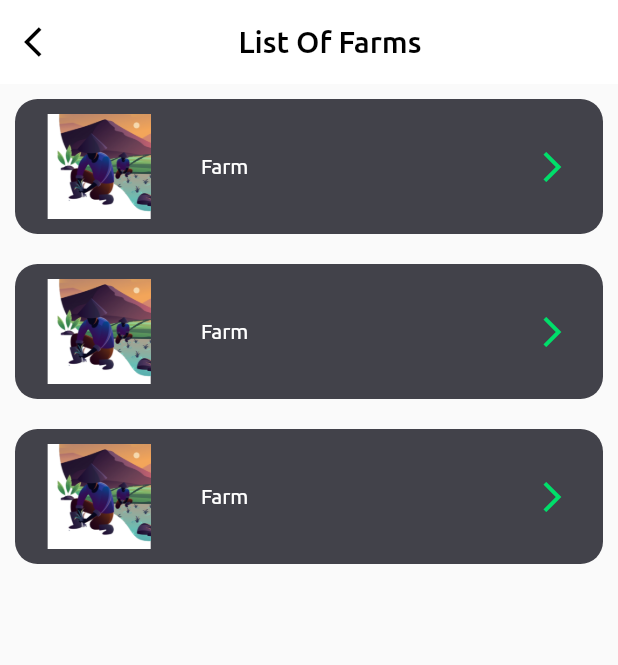
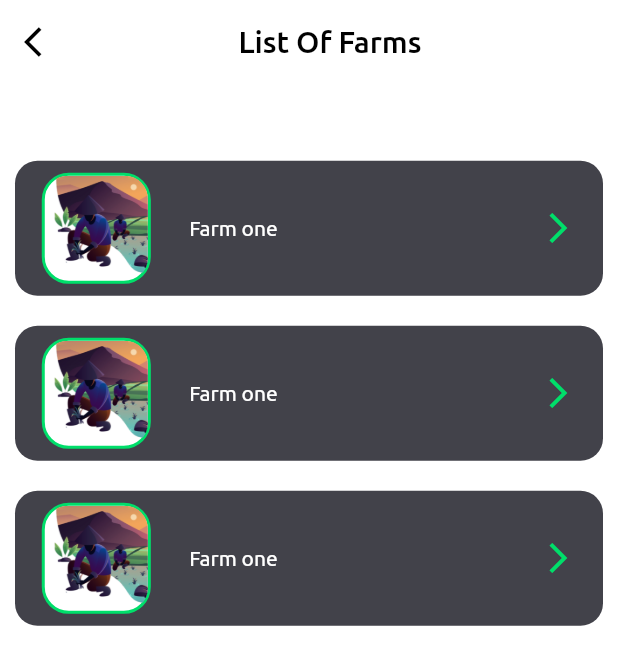
Before and after one commit to HudaOmer/Coepsense_VujaDE, a Flutter app: the screen it shows after launch, on a phone screen of 412 x 824 dp. Shown: the top 665 px of the screen. Run offline on Flutter 3.47's test engine with Material 2 defaults, Android fonts, the phone set to English and light mode, and no system bars; our stand-ins replace fl_chart, flutter_riverpod, shared_preferences; project files that could hold a hidden picture were left out.

Commit message:
Edit Tasks page

```diff
--- a/lib/components/task_item.dart
+++ b/lib/components/task_item.dart
@@ -18,8 +18,14 @@ class TaskItem extends StatelessWidget {
           child:
               Row(mainAxisAlignment: MainAxisAlignment.spaceAround, children: [
             Container(
-                color: Colors.white, child: Image.asset(farmer, height: 70.0)),
-            const Text('Farm', style: TextStyle(color: Colors.white)),
+                decoration: BoxDecoration(
+                    color: Colors.white,
+                    border: Border.all(color: mainColor, width: 2),
+                    borderRadius: BorderRadius.circular(18.0)),
+                child: ClipRRect(
+                    borderRadius: BorderRadius.circular(15.0),
+                    child: Image.asset(farmer, height: 70.0))),
+            const Text('Farm one', style: TextStyle(color: Colors.white)),
             SizedBox(width: MediaQuery.of(context).size.width * 0.3),
             Icon(Icons.arrow_forward_ios, color: mainColor),
           ])),
--- a/lib/pages/tasks_page.dart
+++ b/lib/pages/tasks_page.dart
@@ -9,6 +9,7 @@ class TasksPage extends StatelessWidget {
   @override
   Widget build(BuildContext context) {
     return Scaffold(
+      backgroundColor: Colors.white,
       appBar: AppBar(
           title: Center(
               child: Text(title, style: const TextStyle(color: Colors.black))),
@@ -17,10 +18,14 @@ class TasksPage extends StatelessWidget {
           leading: const Icon(Icons.arrow_back_ios, color: Colors.black)),
       body: SingleChildScrollView(
           child: Column(
-        mainAxisAlignment: MainAxisAlignment.center,
-        crossAxisAlignment: CrossAxisAlignment.center,
-        children: const [TaskItem(), TaskItem(), TaskItem()],
-      )),
+              mainAxisAlignment: MainAxisAlignment.center,
+              crossAxisAlignment: CrossAxisAlignment.center,
+              children: [
+            SizedBox(height: MediaQuery.of(context).size.height * 0.05),
+            const TaskItem(),
+            const TaskItem(),
+            const TaskItem()
+          ])),
     );
   }
 }
```
